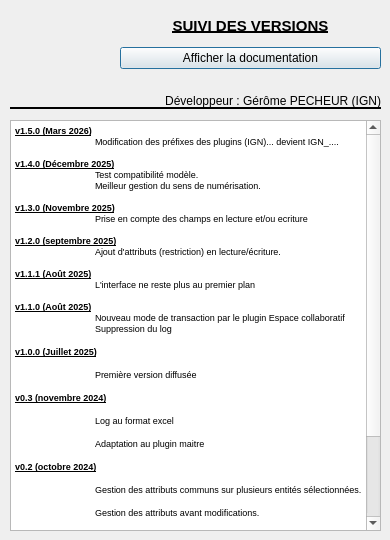
Qt form aproposde.ui (IGNF/assistant-route-qgis-plugin) before a commit.
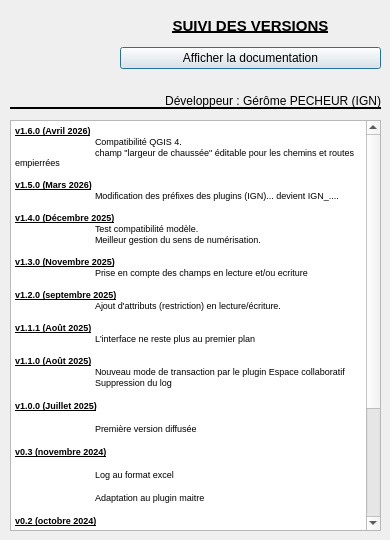
The same form after that commit. Icons and pictures are not drawn.

Commit message: edition de largeur chaussée sur chemin et empierré (fixes #23)

Diff of the .ui file:
```diff
--- a/aproposde.ui
+++ b/aproposde.ui
@@ -99,7 +99,11 @@
     <string>&lt;!DOCTYPE HTML PUBLIC &quot;-//W3C//DTD HTML 4.0//EN&quot; &quot;http://www.w3.org/TR/REC-html40/strict.dtd&quot;&gt;
 &lt;html&gt;&lt;head&gt;&lt;meta name=&quot;qrichtext&quot; content=&quot;1&quot; /&gt;&lt;style type=&quot;text/css&quot;&gt;
 p, li { white-space: pre-wrap; }
-&lt;/style&gt;&lt;/head&gt;&lt;body style=&quot; font-family:'MS Shell Dlg 2'; font-size:7.8pt; font-weight:400; font-style:normal;&quot;&gt;
+&lt;/style&gt;&lt;/head&gt;&lt;body style=&quot; font-family:'MS Shell Dlg 2'; font-size:8.25pt; font-weight:400; font-style:normal;&quot;&gt;
+&lt;p style=&quot; margin-top:0px; margin-bottom:0px; margin-left:0px; margin-right:0px; -qt-block-indent:0; text-indent:0px;&quot;&gt;&lt;span style=&quot; font-size:7pt; font-weight:600; text-decoration: underline;&quot;&gt;v1.6.0 (Avril 2026)&lt;/span&gt;&lt;/p&gt;
+&lt;p style=&quot; margin-top:0px; margin-bottom:0px; margin-left:0px; margin-right:0px; -qt-block-indent:0; text-indent:0px;&quot;&gt;&lt;span style=&quot; font-size:7pt;&quot;&gt;	Compatibilité QGIS 4.&lt;/span&gt;&lt;/p&gt;
+&lt;p style=&quot; margin-top:0px; margin-bottom:0px; margin-left:0px; margin-right:0px; -qt-block-indent:0; text-indent:0px;&quot;&gt;&lt;span style=&quot; font-size:7pt;&quot;&gt;	champ &amp;quot;largeur de chaussée&amp;quot; éditable pour les chemins et routes empierrées&lt;/span&gt;&lt;/p&gt;
+&lt;p style=&quot;-qt-paragraph-type:empty; margin-top:0px; margin-bottom:0px; margin-left:0px; margin-right:0px; -qt-block-indent:0; text-indent:0px; font-size:7pt;&quot;&gt;&lt;br /&gt;&lt;/p&gt;
 &lt;p style=&quot; margin-top:0px; margin-bottom:0px; margin-left:0px; margin-right:0px; -qt-block-indent:0; text-indent:0px;&quot;&gt;&lt;span style=&quot; font-size:7pt; font-weight:600; text-decoration: underline;&quot;&gt;v1.5.0 (Mars 2026)&lt;/span&gt;&lt;/p&gt;
 &lt;p style=&quot; margin-top:0px; margin-bottom:0px; margin-left:0px; margin-right:0px; -qt-block-indent:0; text-indent:0px;&quot;&gt;&lt;span style=&quot; font-size:7pt;&quot;&gt;	Modification des préfixes des plugins (IGN)... devient IGN_....&lt;/span&gt;&lt;/p&gt;
 &lt;p style=&quot;-qt-paragraph-type:empty; margin-top:0px; margin-bottom:0px; margin-left:0px; margin-right:0px; -qt-block-indent:0; text-indent:0px; font-size:7pt;&quot;&gt;&lt;br /&gt;&lt;/p&gt;
```
The commit also changes 8 other files.
